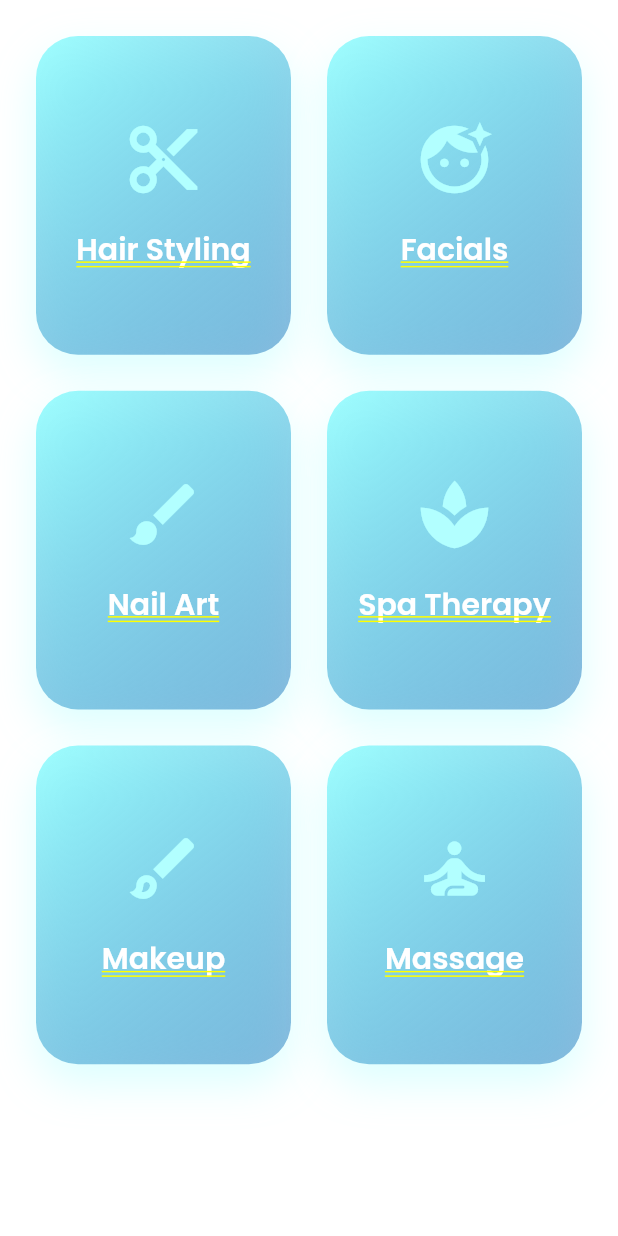
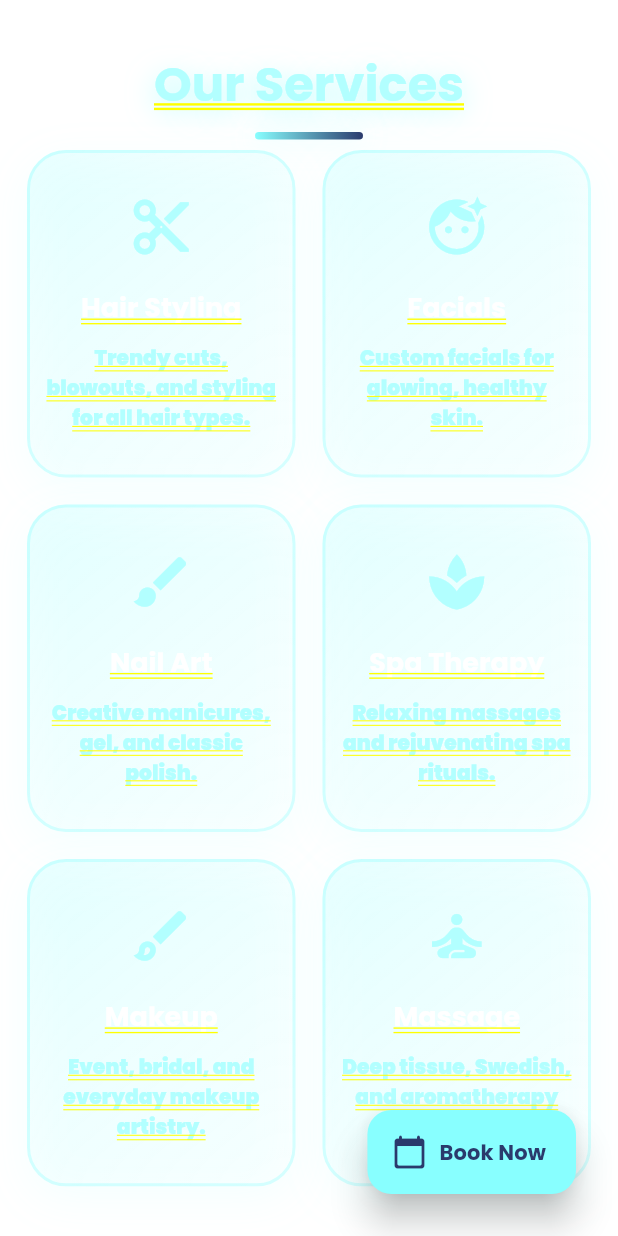
Before and after one commit to JacobSamas/glowcraft, a Flutter app: the ServicesPage screen opened by its route, on a phone screen of 412 x 824 dp. Run offline on Flutter 3.47's test engine with Material 3 defaults, Android fonts, the light colour scheme and no system bars; drawn by our look-alikes of flutter_animate; our stand-ins replace animated_text_kit, google_fonts, lottie.

Commit message:
feat:Enhance Services page with animated glassmorphic cards, glowing header, and floating Book Now button

```diff
--- a/lib/pages/services_page.dart
+++ b/lib/pages/services_page.dart
@@ -1,5 +1,7 @@
 import 'package:flutter/material.dart';
 import '../widgets/service_3d_card.dart';
+import 'package:google_fonts/google_fonts.dart';
+import 'package:flutter_animate/flutter_animate.dart';
 
 class ServicesPage extends StatelessWidget {
   const ServicesPage({super.key});
@@ -7,32 +9,185 @@ class ServicesPage extends StatelessWidget {
   @override
   Widget build(BuildContext context) {
     final services = [
-      {'title': 'Hair Styling', 'icon': Icons.cut, 'color': Color(0xFF7F53AC)},
-      {'title': 'Facials', 'icon': Icons.face_retouching_natural, 'color': Color(0xFFF7971E)},
-      {'title': 'Nail Art', 'icon': Icons.brush, 'color': Color(0xFFFF5858)},
-      {'title': 'Spa Therapy', 'icon': Icons.spa, 'color': Color(0xFF647DEE)},
-      {'title': 'Makeup', 'icon': Icons.brush_outlined, 'color': Color(0xFFD72660)},
-      {'title': 'Massage', 'icon': Icons.self_improvement, 'color': Color(0xFF2DCE98)},
+      {
+        'title': 'Hair Styling',
+        'icon': Icons.cut,
+        'desc': 'Trendy cuts, blowouts, and styling for all hair types.'
+      },
+      {
+        'title': 'Facials',
+        'icon': Icons.face_retouching_natural,
+        'desc': 'Custom facials for glowing, healthy skin.'
+      },
+      {
+        'title': 'Nail Art',
+        'icon': Icons.brush,
+        'desc': 'Creative manicures, gel, and classic polish.'
+      },
+      {
+        'title': 'Spa Therapy',
+        'icon': Icons.spa,
+        'desc': 'Relaxing massages and rejuvenating spa rituals.'
+      },
+      {
+        'title': 'Makeup',
+        'icon': Icons.brush_outlined,
+        'desc': 'Event, bridal, and everyday makeup artistry.'
+      },
+      {
+        'title': 'Massage',
+        'icon': Icons.self_improvement,
+        'desc': 'Deep tissue, Swedish, and aromatherapy massage.'
+      },
     ];
-    return Padding(
-      padding: const EdgeInsets.all(24.0),
+    return Stack(
+      children: [
+        // Animated glowing header
+        Positioned(
+          top: 32,
+          left: 0,
+          right: 0,
+          child: Animate(
+            effects: [FadeEffect(duration: 800.ms), SlideEffect(begin: Offset(0, -0.1))],
+            child: Column(
+              children: [
+                Text(
+                  'Our Services',
+                  style: GoogleFonts.poppins(
+                    fontSize: 32,
+                    fontWeight: FontWeight.bold,
+                    color: const Color(0xFFB2FFFF),
+                    shadows: [
+                      Shadow(
+                        blurRadius: 24,
+                        color: const Color(0xFF88FFFF).withOpacity(0.6),
+                        offset: const Offset(0, 6),
+                      ),
+                    ],
+                  ),
+                ),
+                Container(
+                  margin: const EdgeInsets.only(top: 8),
+                  height: 5,
+                  width: 72,
+                  decoration: BoxDecoration(
+                    borderRadius: BorderRadius.circular(10),
+                    gradient: const LinearGradient(
+                      colors: [Color(0xFF88FFFF), Color(0xFF2A3A6C)],
+                    ),
+                    boxShadow: [
+                      BoxShadow(
+                        color: const Color(0xFF88FFFF).withOpacity(0.3),
+                        blurRadius: 16,
+                      ),
+                    ],
+                  ),
+                ),
+              ],
+            ),
+          ),
+        ),
+        // Animated service cards grid
+        Padding(
+          padding: const EdgeInsets.only(top: 100.0, left: 18, right: 18, bottom: 18),
           child: GridView.builder(
             gridDelegate: const SliverGridDelegateWithFixedCrossAxisCount(
               crossAxisCount: 2,
-          crossAxisSpacing: 24,
-          mainAxisSpacing: 24,
-          childAspectRatio: 0.8,
+              crossAxisSpacing: 18,
+              mainAxisSpacing: 18,
+              childAspectRatio: 0.82,
             ),
             itemCount: services.length,
             itemBuilder: (context, i) {
               final s = services[i];
-          return Service3DCard(
+              return Animate(
+                effects: [
+                  FadeEffect(duration: 600.ms, delay: (i * 120).ms),
+                  SlideEffect(begin: Offset(0, 0.12), delay: (i * 120).ms),
+                ],
+                child: _ServiceGlassCard(
                   title: s['title'] as String,
                   icon: s['icon'] as IconData,
-            color: const Color(0xFF88FFFF),
-            delay: i * 120,
+                  desc: s['desc'] as String,
+                ),
               );
             },
+          ),
+        ),
+        // Floating Book Now button
+        Positioned(
+          bottom: 28,
+          right: 28,
+          child: Animate(
+            effects: [FadeEffect(duration: 900.ms), ScaleEffect()],
+            child: FloatingActionButton.extended(
+              backgroundColor: const Color(0xFF88FFFF),
+              foregroundColor: const Color(0xFF2A3A6C),
+              elevation: 10,
+              onPressed: () => Navigator.of(context).pushNamed('/booking'),
+              icon: const Icon(Icons.calendar_today_rounded),
+              label: Text(
+                'Book Now',
+                style: GoogleFonts.poppins(fontWeight: FontWeight.bold),
+              ),
+            ),
+          ),
+        ),
+      ],
+    );
+  }
+}
+
+class _ServiceGlassCard extends StatelessWidget {
+  final String title;
+  final IconData icon;
+  final String desc;
+  const _ServiceGlassCard({required this.title, required this.icon, required this.desc});
+  @override
+  Widget build(BuildContext context) {
+    return Container(
+      decoration: BoxDecoration(
+        borderRadius: BorderRadius.circular(26),
+        gradient: LinearGradient(
+          colors: [const Color(0xFF88FFFF).withOpacity(0.18), Colors.white.withOpacity(0.08)],
+          begin: Alignment.topLeft,
+          end: Alignment.bottomRight,
+        ),
+        border: Border.all(color: const Color(0xFF88FFFF).withOpacity(0.32), width: 2),
+        boxShadow: [
+          BoxShadow(
+            color: const Color(0xFF88FFFF).withOpacity(0.09),
+            blurRadius: 24,
+            offset: const Offset(0, 8),
+          ),
+        ],
+      ),
+      child: Padding(
+        padding: const EdgeInsets.symmetric(vertical: 24, horizontal: 10),
+        child: Column(
+          mainAxisAlignment: MainAxisAlignment.center,
+          children: [
+            Icon(icon, color: const Color(0xFFB2FFFF), size: 44),
+            const SizedBox(height: 18),
+            Text(
+              title,
+              style: GoogleFonts.poppins(
+                fontWeight: FontWeight.bold,
+                color: Colors.white,
+                fontSize: 18,
+              ),
+            ),
+            const SizedBox(height: 10),
+            Text(
+              desc,
+              textAlign: TextAlign.center,
+              style: GoogleFonts.poppins(
+                color: const Color(0xFFB2FFFF),
+                fontSize: 13.5,
+              ),
+            ),
+          ],
+        ),
       ),
     );
   }
```
Lines whose indentation alone changed are shown as unchanged.
